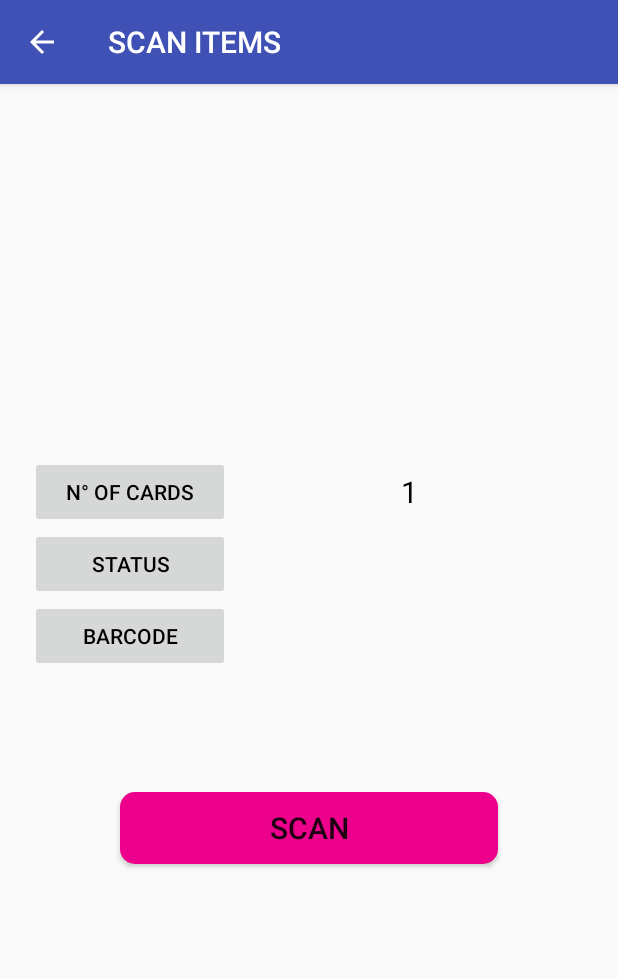
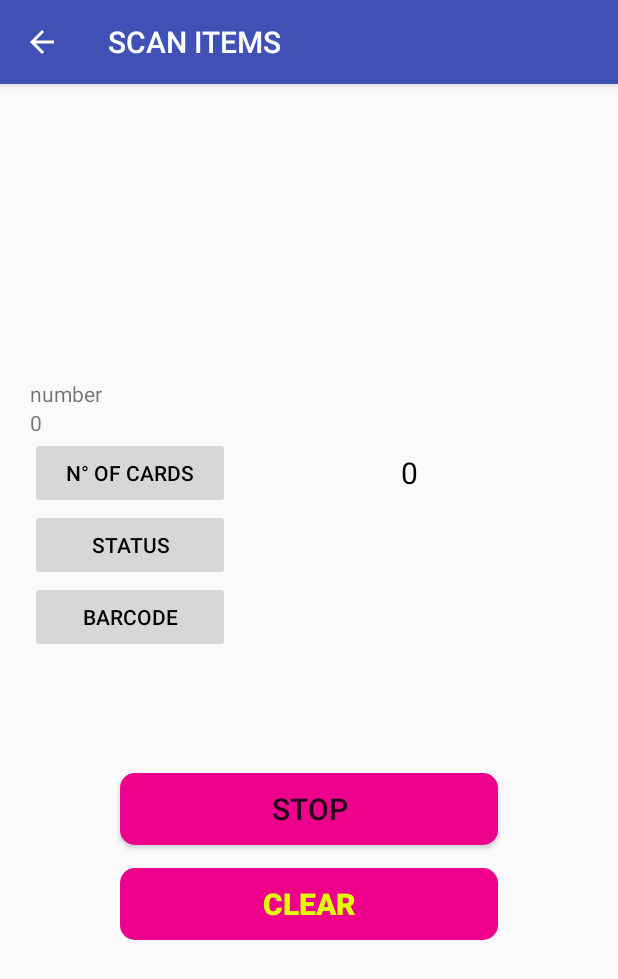
Before and after one commit to bismarabia/SparCardsDelivery, an Android app: the ScanItems screen opened directly, with no data from a screen before it, after a tap on "SCAN", on a phone screen of 412 x 824 dp. Shown: the top 979 px of the screen. Run offline under Robolectric (Android 15) with nearby library versions, the phone set to English and light mode, and no system bars; 2 statements that could not run were skipped.

Commit message:
classes for models are added + barcode's bug fixed

```diff
--- a/app/build.gradle
+++ b/app/build.gradle
@@ -33,5 +33,7 @@ dependencies {
     compile 'com.squareup.retrofit2:retrofit:2.1.0'
     compile 'com.squareup.retrofit2:converter-gson:2.1.0'
     compile 'com.squareup.okhttp3:logging-interceptor:3.8.0'
-    compile files('libs/DeviceAPIver20160728.jar')
+    compile files('libs/DeviceAPIver20160627.jar')
+    compile files('libs/xUtils-2.5.5.jar')
+
 }
--- a/app/src/main/AndroidManifest.xml
+++ b/app/src/main/AndroidManifest.xml
@@ -1,6 +1,8 @@
 <?xml version="1.0" encoding="utf-8"?>
 <manifest xmlns:android="http://schemas.android.com/apk/res/android"
     package="com.bisma.rabia.sparcardsdelivery">
+
+    <uses-permission android:name="android.permission.CAMERA" />
 
     <application
         android:allowBackup="true"
--- a/app/src/main/java/com/bisma/rabia/sparcardsdelivery/orders/OrderAdapter.java
+++ b/app/src/main/java/com/bisma/rabia/sparcardsdelivery/orders/OrderAdapter.java
@@ -83,7 +83,4 @@ public class OrderAdapter extends RecyclerView.Adapter<OrderAdapter.FoodViewHold
         return ordersList.size();
     }
 
-    public static interface AdapterCallback {
-
-    }
 }
--- a/app/src/main/java/com/bisma/rabia/sparcardsdelivery/scan/ScanItems.java
+++ b/app/src/main/java/com/bisma/rabia/sparcardsdelivery/scan/ScanItems.java
@@ -1,27 +1,41 @@
 package com.bisma.rabia.sparcardsdelivery.scan;
 
+import android.app.ProgressDialog;
+import android.os.AsyncTask;
 import android.os.Bundle;
-import android.support.annotation.IntegerRes;
 import android.support.annotation.Nullable;
 import android.support.v7.app.ActionBar;
 import android.support.v7.app.AppCompatActivity;
+import android.util.Log;
 import android.view.KeyEvent;
 import android.view.MenuItem;
 import android.view.View;
+import android.widget.Button;
 import android.widget.TextView;
+import android.widget.Toast;
 
 import com.bisma.rabia.sparcardsdelivery.R;
+import com.zebra.adc.decoder.Barcode2DWithSoft;
 
 import java.util.ArrayList;
 import java.util.List;
+import java.util.concurrent.ExecutorService;
+import java.util.concurrent.Executors;
 
 
 public class ScanItems extends AppCompatActivity {
 
     TextView no_cards, status, barcode;
+    Button scan_btn, clear_btn;
 
     List<String> barcodeList = new ArrayList<>();
     List<String> masterCodeList = new ArrayList<>();
+
+    public Barcode2DWithSoft scanner2D;
+    ExecutorService executor;
+    private boolean threadStop = true;
+    private Thread thread;
+
 
     @Override
     protected void onCreate(@Nullable Bundle savedInstanceState) {
@@ -39,14 +53,187 @@ public class ScanItems extends AppCompatActivity {
         status = (TextView) findViewById(R.id.status_et);
         barcode = (TextView) findViewById(R.id.barcode_et);
 
-        findViewById(R.id.scan_btn).setOnClickListener(new View.OnClickListener() {
+        try {
+            scanner2D = Barcode2DWithSoft.getInstance();
+        } catch (Exception e) {
+            Toast.makeText(getApplicationContext(), e.getMessage(), Toast.LENGTH_SHORT).show();
+        }
+
+
+        scan_btn = (Button) findViewById(R.id.scan_btn);
+        scan_btn.setOnClickListener(new View.OnClickListener() {
             @Override
             public void onClick(View view) {
-                int count = Integer.valueOf(no_cards.getText().toString());
-                no_cards.setText(String.valueOf((++count)));
+                scan();
             }
         });
 
+        clear_btn = (Button) findViewById(R.id.clear_btn);
+        clear_btn.setOnClickListener(new View.OnClickListener() {
+            @Override
+            public void onClick(View view) {
+                no_cards.setText("0");
+                status.setText("");
+                barcode.setText("");
+                scan_btn.setText("SCAN");
+                threadStop = true;
+            }
+        });
+    }
+
+    private void scan() {
+
+        if (scanner2D != null) {
+
+            scanner2D.setScanCallback(mScanCallback);
+        }
+
+        Log.i("ErDSoftScanFragment", "doDecode() threadStop=" + threadStop);
+
+        if (threadStop) {
+
+            int iBetween;
+
+            scan_btn.setText("STOP");
+            threadStop = false;
+
+            iBetween = 1500;
+
+            clear_btn.setEnabled(false);
+
+            thread = new DecodeThread(true, iBetween);
+            thread.start();
+
+        } else {
+            scan_btn.setText("SCAN");
+            scanner2D.stopScan();
+            clear_btn.setEnabled(true);
+            threadStop = true;
+        }
+
+    }
+
+    private class DecodeThread extends Thread {
+        private boolean isContinuous;
+        private long sleepTime;
+
+
+        DecodeThread(boolean isContinuous, int sleep) {
+            this.isContinuous = isContinuous;
+            this.sleepTime = sleep;
+        }
+
+        @Override
+        public void run() {
+            super.run();
+
+            do {
+
+                scanner2D.scan();
+
+                if (isContinuous) {
+                    try {
+                        Thread.sleep(sleepTime);
+                    } catch (InterruptedException e) {
+                        e.printStackTrace();
+                    }
+                }
+
+            } while (isContinuous && !threadStop);
+        }
+
+    }
+
+    public Barcode2DWithSoft.ScanCallback mScanCallback = new Barcode2DWithSoft.ScanCallback() {
+        @Override
+        public void onScanComplete(int i, int length, byte[] data) {
+
+            if (length < 1) {
+
+                Toast.makeText(getApplicationContext(), "Scan Failure!", Toast.LENGTH_SHORT).show();
+                return;
+            }
+
+            scanner2D.stopScan();
+
+            String barCode = new String(data);
+
+            int count = Integer.valueOf(no_cards.getText().toString());
+            no_cards.setText(String.valueOf((++count)));
+
+            barcode.setText(barCode);
+
+        }
+    };
+
+    public class InitTask extends AsyncTask<String, Integer, Boolean> {
+        ProgressDialog mypDialog;
+
+        @Override
+        protected Boolean doInBackground(String... params) {
+
+
+            boolean result = false;
+
+            if (scanner2D != null) {
+                result = scanner2D.open(ScanItems.this);
+                if (result) {
+                    scanner2D.setParameter(324, 1);
+                    scanner2D.setParameter(300, 0); // Snapshot Aiming
+                    scanner2D.setParameter(361, 0); // Image Capture Illumination
+                }
+            }
+            return result;
+        }
+
+        @Override
+        protected void onPostExecute(Boolean result) {
+            super.onPostExecute(result);
+
+            mypDialog.cancel();
+
+            if (scanner2D != null) {
+                scanner2D.setScanCallback(mScanCallback);
+            }
+        }
+
+        @Override
+        protected void onPreExecute() {
+            // TODO Auto-generated method stub
+            super.onPreExecute();
+
+            mypDialog = new ProgressDialog(ScanItems.this);
+            mypDialog.setProgressStyle(ProgressDialog.STYLE_SPINNER);
+            mypDialog.setMessage("init...");
+            mypDialog.setCanceledOnTouchOutside(false);
+            mypDialog.show();
+        }
+
+    }
+
+    @Override
+    protected void onPause() {
+        // TODO Auto-generated method stub
+        super.onPause();
+
+
+        threadStop = true;
+        scan_btn.setText("SCAN");
+        clear_btn.setEnabled(true);
+
+        if (scanner2D != null) {
+            scanner2D.stopScan();
+        }
+    }
+
+    @Override
+    protected void onResume() {
+        // TODO Auto-generated method stub
+        super.onResume();
+
+        if (scanner2D != null) {
+            new InitTask().execute();
+        }
     }
 
     @Override
--- a/app/src/main/res/layout/scan_items.xml
+++ b/app/src/main/res/layout/scan_items.xml
@@ -3,12 +3,31 @@
     android:layout_width="match_parent"
     android:layout_height="match_parent"
     android:gravity="center"
+
     android:orientation="vertical">
+
+    <LinearLayout
+        android:layout_width="match_parent"
+        android:layout_height="wrap_content"
+        android:layout_marginEnd="20dp"
+        android:layout_marginStart="20dp"
+        android:orientation="vertical">
+
+        <TextView
+            android:layout_width="wrap_content"
+            android:layout_height="wrap_content"
+            android:text="number" />
+
+        <TextView
+            android:layout_width="match_parent"
+            android:layout_height="wrap_content"
+            android:text="0" />
+
+    </LinearLayout>
 
     <TableLayout
         android:layout_width="match_parent"
         android:layout_height="wrap_content">
-
         <TableRow
             android:layout_width="match_parent"
             android:layout_height="wrap_content"
@@ -20,6 +39,7 @@
             <Button
                 android:layout_width="wrap_content"
                 android:layout_height="match_parent"
+                android:layout_span="0"
                 android:layout_weight="1"
                 android:enabled="false"
                 android:padding="0dp"
@@ -30,6 +50,7 @@
                 android:id="@+id/no_cards_et"
                 android:layout_width="wrap_content"
                 android:layout_height="match_parent"
+                android:layout_span="1"
                 android:layout_weight="5"
                 android:gravity="center"
                 android:padding="0dp"
@@ -70,7 +91,7 @@
         </TableRow>
 
         <TableRow
-            android:layout_width="match_parent"
+            android:layout_width="0dp"
             android:layout_height="wrap_content"
             android:layout_marginEnd="20dp"
             android:layout_marginStart="20dp"
@@ -83,6 +104,7 @@
                 android:layout_weight="1"
                 android:enabled="false"
                 android:text="barcode"
+                android:layout_column="0"
                 android:textColor="#000000" />
 
             <TextView
@@ -91,6 +113,7 @@
                 android:layout_height="match_parent"
                 android:layout_weight="5"
                 android:gravity="center"
+                android:layout_span="1"
                 android:padding="0dp"
                 android:text=""
                 android:textColor="#000000"
@@ -107,7 +130,20 @@
         android:layout_marginStart="80dp"
         android:layout_marginTop="80dp"
         android:background="@drawable/shape_button"
+        android:text="scan"
+        android:textSize="20sp" />
+
+    <Button
+        android:id="@+id/clear_btn"
+        android:layout_width="match_parent"
+        android:layout_height="wrap_content"
+        android:layout_marginEnd="80dp"
+        android:layout_marginStart="80dp"
+        android:layout_marginTop="15dp"
+        android:background="@drawable/shape_button"
+        android:text="clear"
+        android:textColor="#e1ff00"
         android:textSize="20sp"
-        android:text="scan" />
+        android:textStyle="bold" />
 
 </LinearLayout>
```
Also changed, not shown: app/src/main/java/com/bisma/rabia/sparcardsdelivery/model/models/Card.java (added, +20 -0 lines), app/src/main/java/com/bisma/rabia/sparcardsdelivery/model/models/MasterCard.java (added, +15 -0 lines), app/src/main/java/com/bisma/rabia/sparcardsdelivery/model/models/Order.java (added, +21 -0 lines), app/src/main/java/com/bisma/rabia/sparcardsdelivery/model/models/Report.java (added, +22 -0 lines), app/libs/DeviceAPIver20160627.jar (added), app/libs/DeviceAPIver20160728.jar (deleted).
